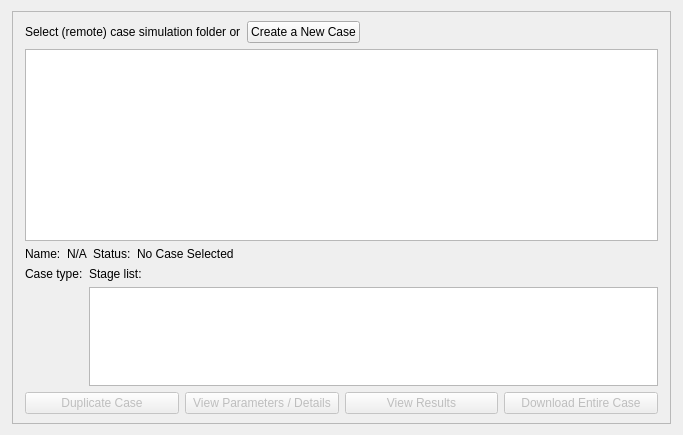
NHERI-SimCenter/CWE-Simulation-Tool, file cwe_guiWidgets/cwe_manage_simulation.ui: the form before one commit.
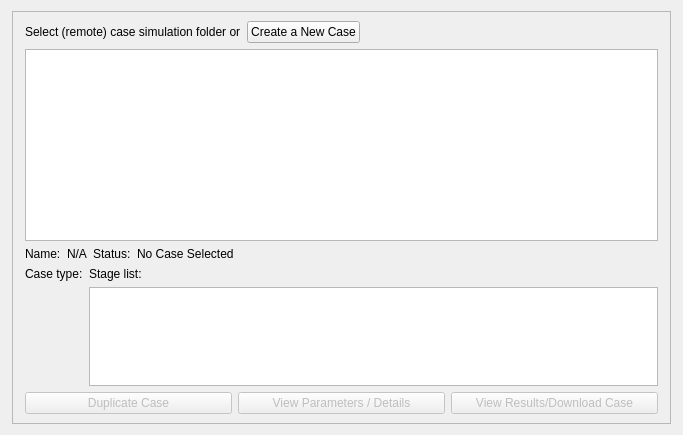
The form after the commit. Icons and pictures are not drawn. Custom widgets are drawn as their Qt base class.

```diff
--- a/cwe_guiWidgets/cwe_manage_simulation.ui
+++ b/cwe_guiWidgets/cwe_manage_simulation.ui
@@ -379,17 +379,7 @@
             <bool>false</bool>
            </property>
            <property name="text">
-            <string>View Results</string>
-           </property>
-          </widget>
-         </item>
-         <item>
-          <widget class="QPushButton" name="pb_downloadCase">
-           <property name="enabled">
-            <bool>false</bool>
-           </property>
-           <property name="text">
-            <string>Download Entire Case</string>
+            <string>View Results/Download Case</string>
            </property>
           </widget>
          </item>
```
Left out of the diff: 21 changed lines with no effect on the pictures.
